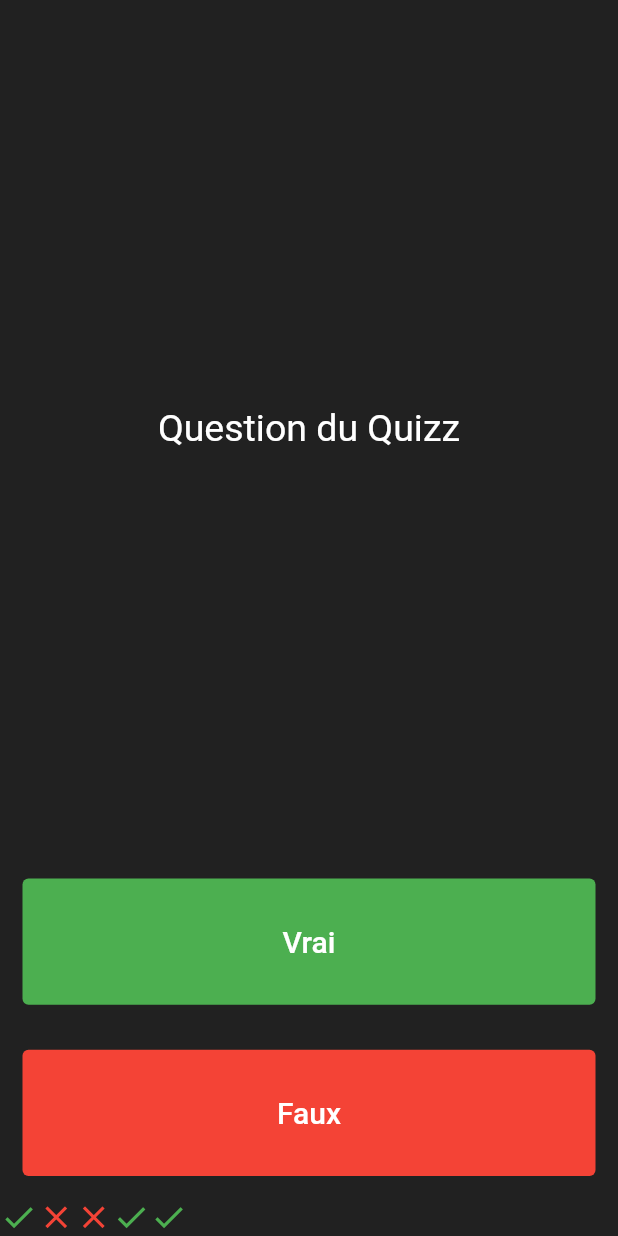
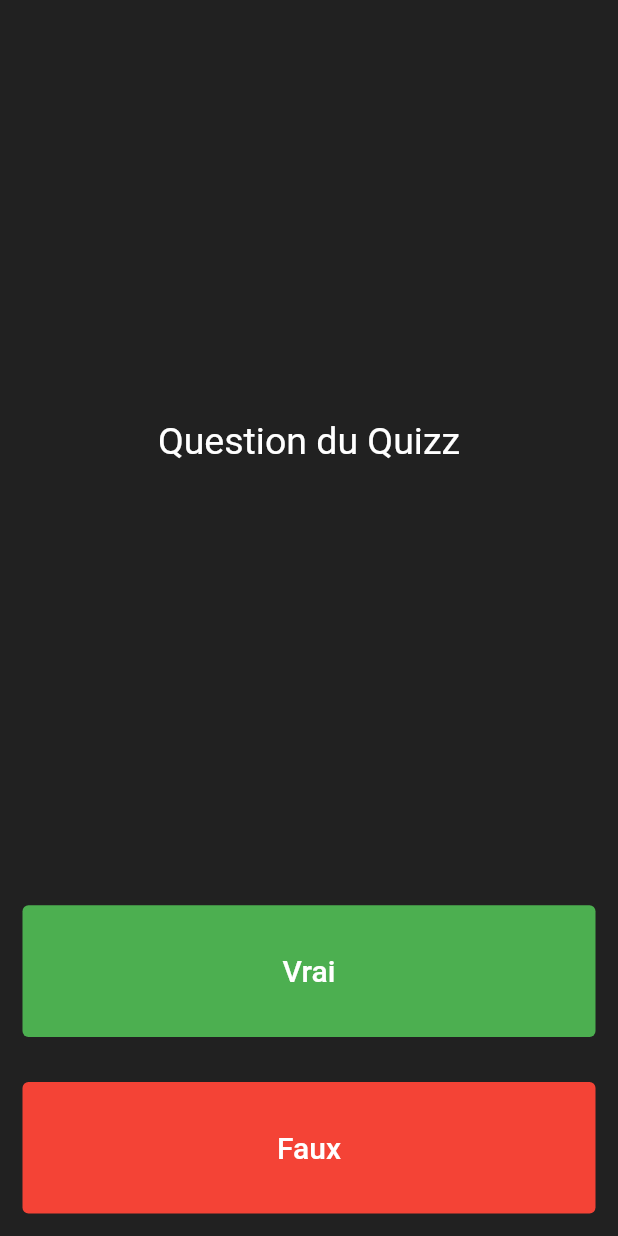
Before and after one commit to Ryll974/quizz_vf1, a Flutter app: the screen it shows after launch, on a phone screen of 412 x 824 dp. Run offline on Flutter 3.47's test engine with Material 2 defaults, Android fonts, the phone set to English and light mode, and no system bars.

Commit message:
3 bis - Update la liste

```diff
--- a/lib/main.dart
+++ b/lib/main.dart
@@ -19,33 +19,7 @@ class Quizz extends StatefulWidget {
 }
 
 class _Quizz extends State<Quizz> {
-  List<Icon> listedesicones = [
-    Icon(
-      Icons.check,
-      color: Colors.green,
-      size: 25.0,
-    ),
-    Icon(
-      Icons.close,
-      color: Colors.red,
-      size: 25.0,
-    ),
-    Icon(
-      Icons.close,
-      color: Colors.red,
-      size: 25.0,
-    ),
-    Icon(
-      Icons.check,
-      color: Colors.green,
-      size: 25.0,
-    ),
-    Icon(
-      Icons.check,
-      color: Colors.green,
-      size: 25.0,
-    ),
-  ];
+  List<Icon> listedesicones = [];
   @override
   Widget build(BuildContext context) {
     return Column(
@@ -72,7 +46,7 @@ class _Quizz extends State<Quizz> {
               child: TextButton(
                   onPressed: () {
                     setState(() {});
-                    print("test Vrai");
+                    listedesicones.add( Icon(Icons.check, color: Colors.green));
                   },
                   style: TextButton.styleFrom(
                     primary: Colors.white,
@@ -93,9 +67,7 @@ class _Quizz extends State<Quizz> {
               child: TextButton(
                   onPressed: () {
                     setState(() {});
-                    print(
-                      "test Faux",
-                    );
+                    listedesicones.add( Icon(Icons.close, color: Colors.red));
                   },
                   style: TextButton.styleFrom(
                     primary: Colors.white,
```
